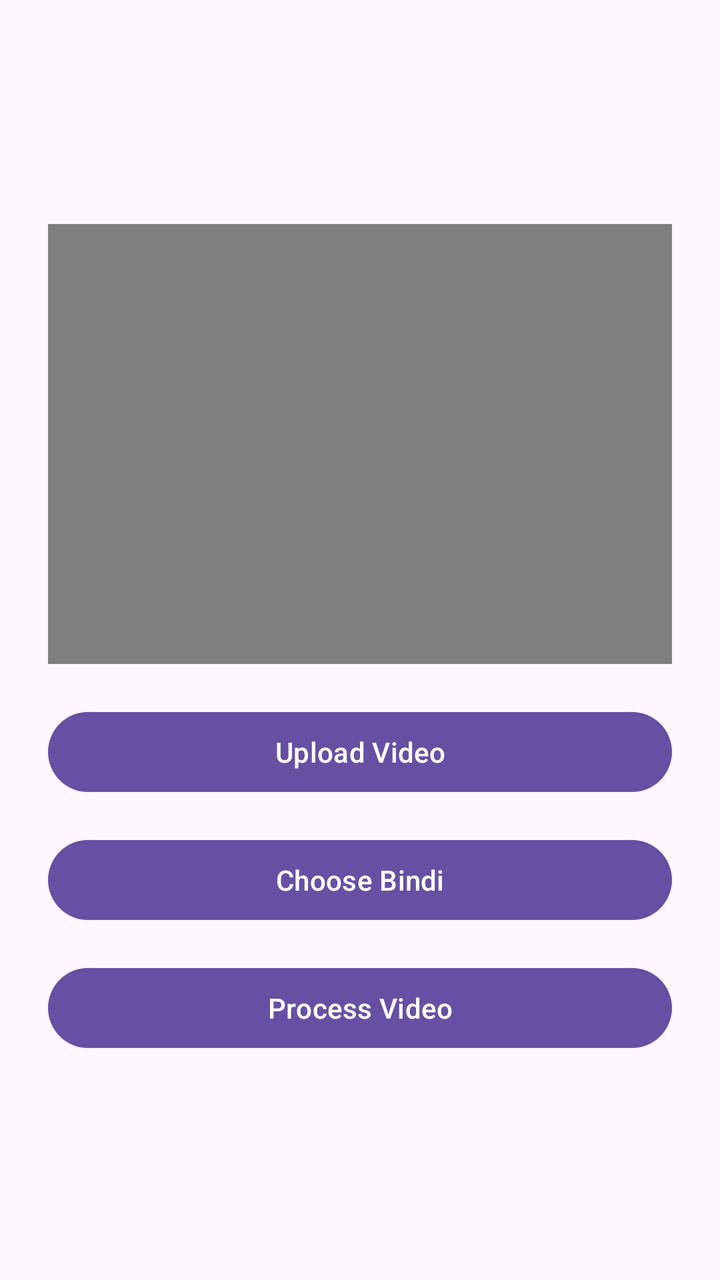
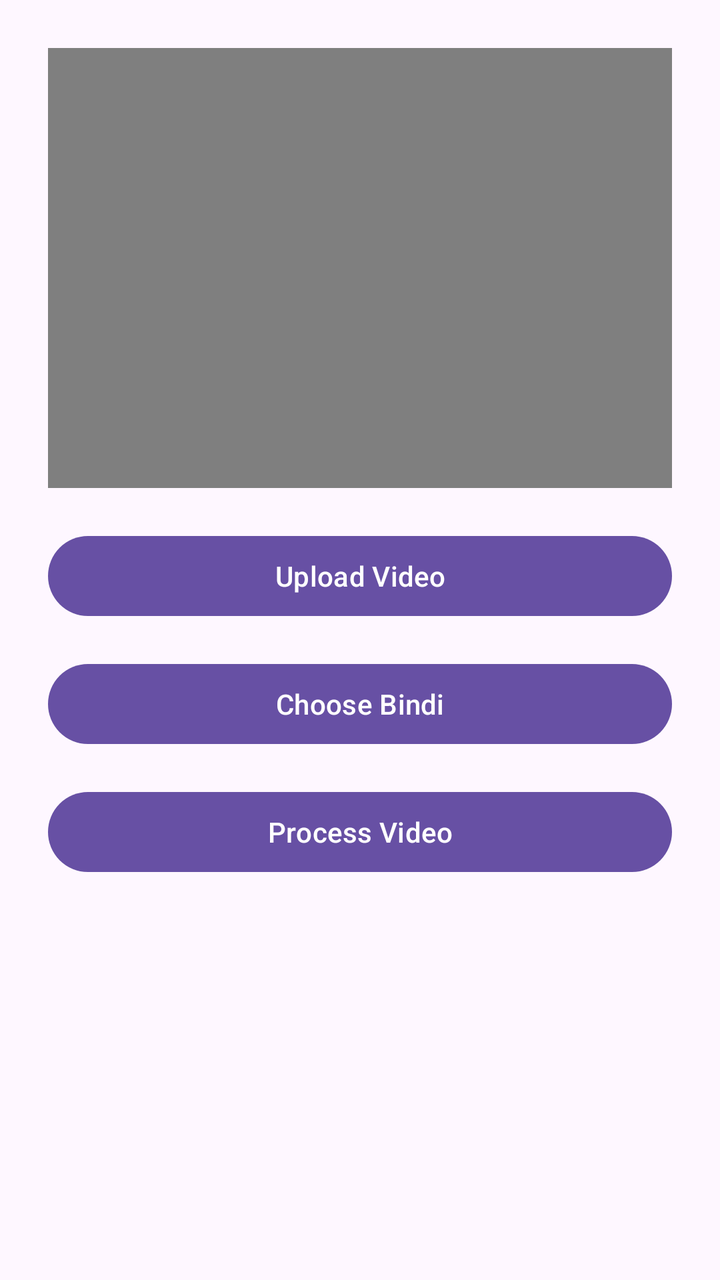

Screens rendered from an Android XML layout before and after an edit, with the pre-edit source and the edit as a unified diff.
<!-- AndroidManifest.xml: application theme Theme.Material3.DayNight.NoActionBar -->
<!-- res/layout/activity_main.xml -->
<?xml version="1.0" encoding="utf-8"?>
<LinearLayout xmlns:android="http://schemas.android.com/apk/res/android"
    android:layout_width="match_parent"
    android:layout_height="match_parent"
    android:gravity="center"
    android:orientation="vertical"
    android:padding="24dp">

    <VideoView
        android:id="@+id/videoPreview"
        android:layout_width="match_parent"
        android:layout_height="220dp"
        android:layout_marginBottom="20dp"/>

    <Button
        android:id="@+id/btnUpload"
        android:layout_width="match_parent"
        android:layout_height="wrap_content"
        android:text="Upload Video"/>

    <Button
        android:id="@+id/btnBindi"
        android:layout_width="match_parent"
        android:layout_height="wrap_content"
        android:layout_marginTop="16dp"
        android:text="Choose Bindi"/>

    <Button
        android:id="@+id/btnProcess"
        android:layout_width="match_parent"
        android:layout_height="wrap_content"
        android:layout_marginTop="16dp"
        android:text="Process Video"/>

</LinearLayout>
<!-- resources referenced by this layout -->
<resources>

</resources>

<!-- the commit's change to res/layout/activity_main.xml (unified diff, before → after) -->
@@ -1,35 +1,51 @@
 <?xml version="1.0" encoding="utf-8"?>
-<LinearLayout xmlns:android="http://schemas.android.com/apk/res/android"
+<ScrollView xmlns:android="http://schemas.android.com/apk/res/android"
     android:layout_width="match_parent"
-    android:layout_height="match_parent"
-    android:gravity="center"
-    android:orientation="vertical"
-    android:padding="24dp">
+    android:layout_height="match_parent">
 
-    <VideoView
-        android:id="@+id/videoPreview"
-        android:layout_width="match_parent"
-        android:layout_height="220dp"
-        android:layout_marginBottom="20dp"/>
-
-    <Button
-        android:id="@+id/btnUpload"
+    <LinearLayout
         android:layout_width="match_parent"
         android:layout_height="wrap_content"
-        android:text="Upload Video"/>
+        android:gravity="center_horizontal"
+        android:orientation="vertical"
+        android:padding="24dp">
 
-    <Button
-        android:id="@+id/btnBindi"
-        android:layout_width="match_parent"
-        android:layout_height="wrap_content"
-        android:layout_marginTop="16dp"
-        android:text="Choose Bindi"/>
+        <VideoView
+            android:id="@+id/videoPreview"
+            android:layout_width="match_parent"
+            android:layout_height="220dp"
+            android:layout_marginBottom="20dp"
+            android:background="#000000" />
 
-    <Button
-        android:id="@+id/btnProcess"
-        android:layout_width="match_parent"
-        android:layout_height="wrap_content"
-        android:layout_marginTop="16dp"
-        android:text="Process Video"/>
+        <Button
+            android:id="@+id/btnUpload"
+            android:layout_width="match_parent"
+            android:layout_height="wrap_content"
+            android:text="Upload Video" />
 
-</LinearLayout>
+        <Button
+            android:id="@+id/btnBindi"
+            android:layout_width="match_parent"
+            android:layout_height="wrap_content"
+            android:layout_marginTop="16dp"
+            android:text="Choose Bindi" />
+
+        <Button
+            android:id="@+id/btnProcess"
+            android:layout_width="match_parent"
+            android:layout_height="wrap_content"
+            android:layout_marginTop="16dp"
+            android:text="Process Video" />
+
+        
+        <ImageView
+            android:id="@+id/processedImage"
+            android:layout_width="match_parent"
+            android:layout_height="300dp"
+            android:layout_marginTop="24dp"
+            android:background="#222222"
+            android:scaleType="fitCenter"
+            android:visibility="gone" />
+
+    </LinearLayout>
+</ScrollView>
